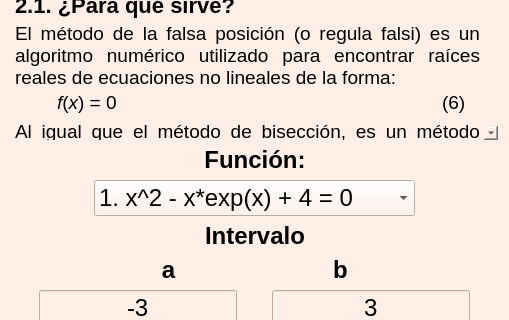
Before: the Qt Designer form RegulaFalsi.ui in ikababiz/Proyecto-Metodos-Numericos-I, drawn with Qt 5; both pictures show x 0 to 509 and y 176 to 496 of the 509 by 639 pixel window.
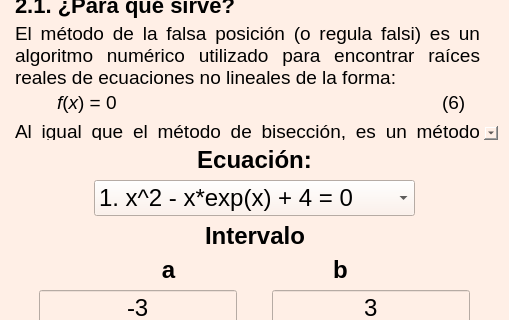
After: the same form once the commit is applied. Icons and pictures are not drawn.

Commit message: Correción de función- -> ecuación

Diff of the .ui file:
```diff
--- a/RegulaFalsi.ui
+++ b/RegulaFalsi.ui
@@ -177,7 +177,7 @@
         </font>
        </property>
        <property name="text">
-        <string>&lt;html&gt;&lt;head/&gt;&lt;body&gt;&lt;p align=&quot;center&quot;&gt;&lt;span style=&quot; font-size:18pt; font-weight:600;&quot;&gt;Función:&lt;/span&gt;&lt;/p&gt;&lt;/body&gt;&lt;/html&gt;</string>
+        <string>&lt;html&gt;&lt;head/&gt;&lt;body&gt;&lt;p align=&quot;center&quot;&gt;Ecuación:&lt;/p&gt;&lt;/body&gt;&lt;/html&gt;</string>
        </property>
       </widget>
      </item>
```
Left out of the diff: 2 changed lines with no effect on the pictures. The commit also changes 3 other files.
